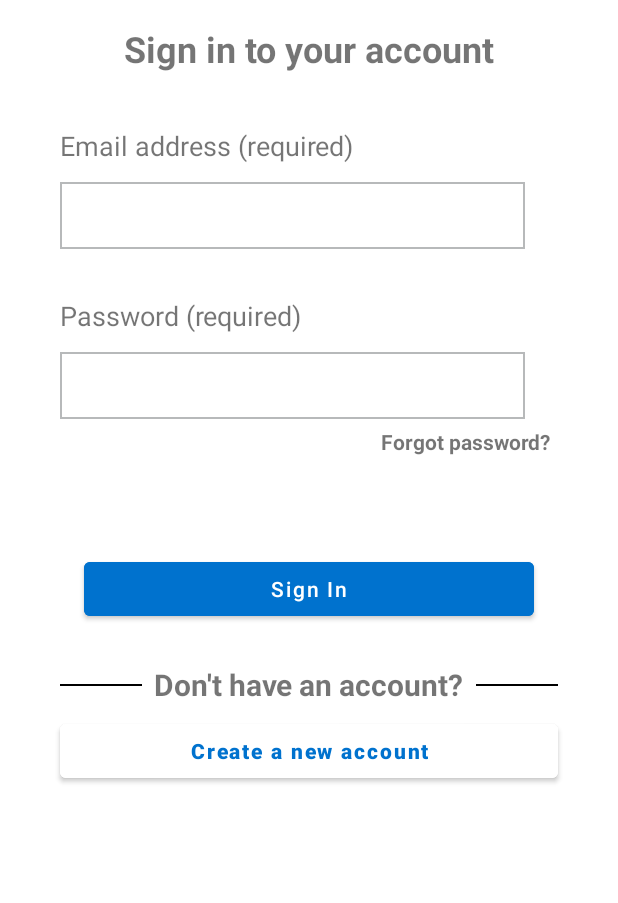
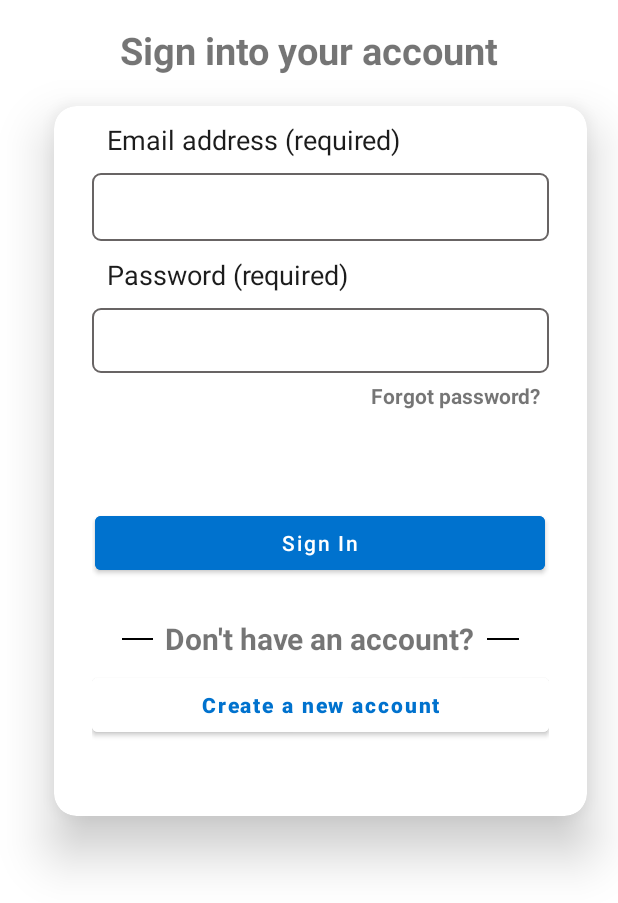
Before and after one commit to yentruongmiu/lab3, an Android app: the screen it shows after launch (MainActivity), on a phone screen of 412 x 824 dp, the part 333-1236 px from its top. Run offline under Robolectric (Android 15) with nearby library versions, the phone set to English and light mode, and no system bars.

Commit message:
optimize sign page

```diff
--- a/app/src/main/res/drawable/edit_text_background.xml
+++ b/app/src/main/res/drawable/edit_text_background.xml
@@ -2,7 +2,7 @@
 <shape xmlns:android="http://schemas.android.com/apk/res/android">
     <stroke
         android:width="1dp"
-        android:color="@color/gray" />
+        android:color="@color/border_color" />
     <padding
         android:left="10dp"
         android:top="10dp"
@@ -12,4 +12,6 @@
         android:color="#00FFFFFF"
         android:paddingLeft="10dp"
         android:paddingTop="10dp"/>
+    <corners
+        android:radius="5dp"/>
 </shape>
--- a/app/src/main/res/layout/login_page.xml
+++ b/app/src/main/res/layout/login_page.xml
@@ -22,63 +22,65 @@
         android:layout_width="wrap_content"
         android:layout_height="wrap_content"
         android:layout_marginTop="16dp"
-        android:text="Sign in to your account"
-        android:textSize="24sp"
+        android:text="Sign into your account"
+        android:textSize="25sp"
         android:textStyle="bold"
         app:layout_constraintEnd_toEndOf="parent"
         app:layout_constraintStart_toStartOf="parent"
         app:layout_constraintTop_toBottomOf="@+id/ivLogo" />
 
+    <androidx.cardview.widget.CardView
+        android:layout_width="wrap_content"
+        android:layout_height="wrap_content"
+        android:layout_marginHorizontal="20dp"
+        android:layout_marginVertical="20dp"
+        android:layout_marginTop="15dp"
+        app:cardCornerRadius="15dp"
+        app:cardElevation="20dp"
+        app:layout_constraintEnd_toEndOf="parent"
+        app:layout_constraintHorizontal_bias="0.97"
+        app:layout_constraintStart_toStartOf="parent"
+        app:layout_constraintTop_toBottomOf="@+id/tvTitle">
+
         <LinearLayout
-        android:layout_width="match_parent"
-        android:layout_marginTop="16dp"
-        android:layout_marginLeft="20dp"
-        android:layout_marginRight="20dp"
+            android:layout_width="355dp"
             android:layout_height="wrap_content"
+            android:layout_gravity="center_horizontal"
+            android:gravity="fill_vertical"
             android:orientation="vertical"
-        android:gravity="fill_vertical"
+            android:paddingHorizontal="25dp"
             app:layout_constraintEnd_toEndOf="parent"
             app:layout_constraintStart_toStartOf="parent"
             app:layout_constraintTop_toBottomOf="@+id/tvTitle">
 
             <TextView
                 android:id="@+id/tvEmail"
-            android:layout_width="wrap_content"
+                style="@style/CustomLabel"
+                android:layout_width="match_parent"
                 android:layout_height="wrap_content"
-            android:layout_marginStart="20dp"
-            android:layout_marginTop="20dp"
-            android:text="Email address (required)"
-            android:textSize="18sp"
-            />
+                android:text="Email address (required)" />
 
             <EditText
                 android:id="@+id/etEmailAddress"
-            android:layout_width="310dp"
-            android:layout_height="wrap_content"
-            android:layout_marginStart="20dp"
-            android:layout_marginTop="12dp"
+                style="@style/CustomInput"
+                android:layout_width="match_parent"
+                android:layout_height="45dp"
                 android:background="@drawable/edit_text_background"
-            android:ems="10"
                 android:inputType="textEmailAddress" />
 
             <TextView
                 android:id="@+id/tvPassword"
-            android:layout_width="wrap_content"
+                style="@style/CustomLabel"
+                android:layout_width="match_parent"
                 android:layout_height="wrap_content"
-            android:layout_marginTop="32dp"
-            android:layout_marginStart="20dp"
-            android:text="Password (required)"
-            android:textSize="18sp"
-            />
+                android:text="Password (required)" />
 
             <EditText
                 android:id="@+id/etPassword"
-            android:layout_width="310dp"
+                style="@style/CustomInput"
+                android:layout_width="match_parent"
                 android:layout_height="wrap_content"
-            android:layout_marginStart="20dp"
-            android:layout_marginTop="12dp"
                 android:background="@drawable/edit_text_background"
-            android:ems="10"
                 android:inputType="textPassword" />
 
 
@@ -91,36 +93,36 @@
                 android:clickable="true"
                 android:focusable="true"
                 android:padding="5dp"
-            android:layout_marginRight="19dp"
-            android:textStyle="bold"
-            android:text="Forgot password?" />
+                android:text="Forgot password?"
+                android:textStyle="bold" />
 
             <Space
                 android:layout_width="match_parent"
                 android:layout_height="59dp"
                 android:layout_weight="1" />
+
             <Button
                 android:id="@+id/btnSignIn"
-            android:layout_gravity="center_horizontal"
                 android:layout_width="300dp"
                 android:layout_height="wrap_content"
+                android:layout_gravity="center_horizontal"
                 android:layout_marginBottom="20dp"
-            android:textAllCaps="false"
                 android:backgroundTint="@color/app_main_color"
                 android:text="Sign In"
-            />
+                android:textAllCaps="false" />
 
             <RelativeLayout
                 android:layout_width="match_parent"
                 android:layout_height="40dp">
 
-            <View android:layout_toStartOf="@id/tvNoAcc"
+                <View
                     android:layout_width="match_parent"
                     android:layout_height="1dp"
                     android:layout_centerVertical="true"
                     android:layout_marginStart="20dp"
                     android:layout_marginEnd="8dp"
-                android:background="@android:color/black"/>
+                    android:layout_toStartOf="@id/tvNoAcc"
+                    android:background="@android:color/black" />
 
                 <TextView
                     android:id="@+id/tvNoAcc"
@@ -131,29 +133,27 @@
                     android:textSize="20sp"
                     android:textStyle="bold" />
 
-            <View android:layout_width="match_parent"
+                <View
+                    android:layout_width="match_parent"
                     android:layout_height="1dp"
+                    android:layout_centerVertical="true"
                     android:layout_marginStart="8dp"
                     android:layout_marginEnd="20dp"
-                android:layout_centerVertical="true"
                     android:layout_toEndOf="@id/tvNoAcc"
-                android:background="@android:color/black"/>
+                    android:background="@android:color/black" />
             </RelativeLayout>
 
             <Button
                 android:id="@+id/btnCreateNewAccount"
                 android:layout_width="match_parent"
                 android:layout_height="wrap_content"
+                android:layout_gravity="center_horizontal"
                 android:layout_marginBottom="50dp"
                 android:backgroundTint="@color/white"
                 android:text="Create a new account"
                 android:textAllCaps="false"
                 android:textColor="@color/app_main_color"
-            android:textStyle="bold"
-            android:layout_gravity="center_horizontal"
-            android:layout_marginStart="20dp"
-            android:layout_marginEnd="20dp"
-            />
+                android:textStyle="bold" />
         </LinearLayout>
-
+    </androidx.cardview.widget.CardView>
 </androidx.constraintlayout.widget.ConstraintLayout>
--- a/app/src/main/res/values/themes.xml
+++ b/app/src/main/res/values/themes.xml
@@ -14,7 +14,7 @@
         <!-- Customize your theme here. -->
     </style>
     <style name="CustomLabel" >
-        <item name="android:textSize">15sp</item>
+        <item name="android:textSize">18sp</item>
         <item name="android:textColor">#1c1c1c</item>
         <item name="android:padding">10dp</item>
     </style>
```
Lines whose indentation alone changed are shown as unchanged.
